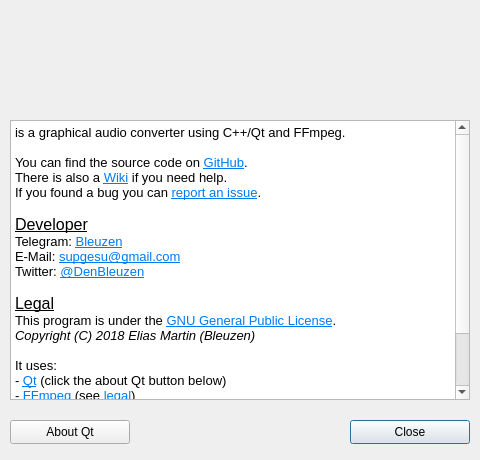
Qt form src/aboutdialog.ui (Bleuzen/FFaudioConverter) before a commit.
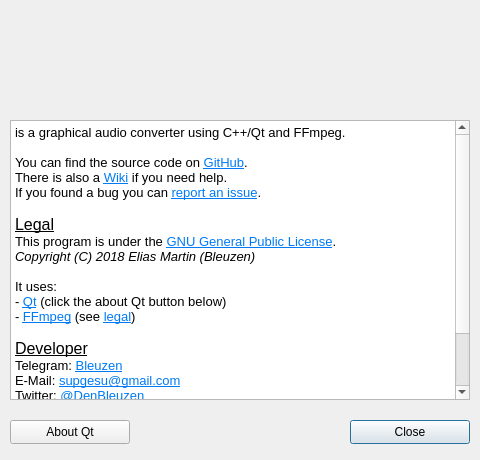
The same form after that commit.

Patch:
```diff
--- a/src/aboutdialog.ui
+++ b/src/aboutdialog.ui
@@ -125,11 +125,6 @@
 &lt;p style=&quot; margin-top:0px; margin-bottom:0px; margin-left:0px; margin-right:0px; -qt-block-indent:0; text-indent:0px;&quot;&gt;There is also a &lt;a href=&quot;https://github.com/Bleuzen/FFaudioConverter/wiki&quot;&gt;&lt;span style=&quot; text-decoration: underline; color:#007af4;&quot;&gt;Wiki&lt;/span&gt;&lt;/a&gt; if you need help.&lt;/p&gt;
 &lt;p style=&quot; margin-top:0px; margin-bottom:0px; margin-left:0px; margin-right:0px; -qt-block-indent:0; text-indent:0px;&quot;&gt;If you found a bug you can &lt;a href=&quot;https://github.com/Bleuzen/FFaudioConverter/issues&quot;&gt;&lt;span style=&quot; text-decoration: underline; color:#007af4;&quot;&gt;report an issue&lt;/span&gt;&lt;/a&gt;.&lt;/p&gt;
 &lt;p style=&quot;-qt-paragraph-type:empty; margin-top:0px; margin-bottom:0px; margin-left:0px; margin-right:0px; -qt-block-indent:0; text-indent:0px;&quot;&gt;&lt;br /&gt;&lt;/p&gt;
-&lt;p style=&quot; margin-top:0px; margin-bottom:0px; margin-left:0px; margin-right:0px; -qt-block-indent:0; text-indent:0px;&quot;&gt;&lt;span style=&quot; font-size:12pt; text-decoration: underline;&quot;&gt;Developer&lt;/span&gt;&lt;/p&gt;
-&lt;p style=&quot; margin-top:0px; margin-bottom:0px; margin-left:0px; margin-right:0px; -qt-block-indent:0; text-indent:0px;&quot;&gt;Telegram: &lt;a href=&quot;https://t.me/Bleuzen&quot;&gt;&lt;span style=&quot; text-decoration: underline; color:#007af4;&quot;&gt;Bleuzen&lt;/span&gt;&lt;/a&gt;&lt;/p&gt;
-&lt;p style=&quot; margin-top:0px; margin-bottom:0px; margin-left:0px; margin-right:0px; -qt-block-indent:0; text-indent:0px;&quot;&gt;E-Mail: &lt;a href=&quot;mailto:supgesu@gmail.com&quot;&gt;&lt;span style=&quot; text-decoration: underline; color:#007af4;&quot;&gt;supgesu@gmail.com&lt;/span&gt;&lt;/a&gt;&lt;/p&gt;
-&lt;p style=&quot; margin-top:0px; margin-bottom:0px; margin-left:0px; margin-right:0px; -qt-block-indent:0; text-indent:0px;&quot;&gt;Twitter: &lt;a href=&quot;https://twitter.com/denbleuzen&quot;&gt;&lt;span style=&quot; text-decoration: underline; color:#007af4;&quot;&gt;@DenBleuzen&lt;/span&gt;&lt;/a&gt;&lt;/p&gt;
-&lt;p style=&quot;-qt-paragraph-type:empty; margin-top:0px; margin-bottom:0px; margin-left:0px; margin-right:0px; -qt-block-indent:0; text-indent:0px;&quot;&gt;&lt;br /&gt;&lt;/p&gt;
 &lt;p style=&quot; margin-top:0px; margin-bottom:0px; margin-left:0px; margin-right:0px; -qt-block-indent:0; text-indent:0px;&quot;&gt;&lt;span style=&quot; font-size:12pt; text-decoration: underline;&quot;&gt;Legal&lt;/span&gt;&lt;/p&gt;
 &lt;p style=&quot; margin-top:0px; margin-bottom:0px; margin-left:0px; margin-right:0px; -qt-block-indent:0; text-indent:0px;&quot;&gt;This program is under the &lt;a href=&quot;https://www.gnu.org/licenses/gpl-3.0.txt&quot;&gt;&lt;span style=&quot; text-decoration: underline; color:#007af4;&quot;&gt;GNU General Public License&lt;/span&gt;&lt;/a&gt;.&lt;/p&gt;
 &lt;p style=&quot; margin-top:0px; margin-bottom:0px; margin-left:0px; margin-right:0px; -qt-block-indent:0; text-indent:0px;&quot;&gt;&lt;span style=&quot; font-style:italic;&quot;&gt;Copyright (C) 2018 Elias Martin (Bleuzen)&lt;/span&gt;&lt;/p&gt;
@@ -138,6 +133,11 @@
 &lt;p style=&quot; margin-top:0px; margin-bottom:0px; margin-left:0px; margin-right:0px; -qt-block-indent:0; text-indent:0px;&quot;&gt;- &lt;a href=&quot;https://www.qt.io/&quot;&gt;&lt;span style=&quot; text-decoration: underline; color:#007af4;&quot;&gt;Qt&lt;/span&gt;&lt;/a&gt; (click the about Qt button below)&lt;/p&gt;
 &lt;p style=&quot; margin-top:0px; margin-bottom:0px; margin-left:0px; margin-right:0px; -qt-block-indent:0; text-indent:0px;&quot;&gt;- &lt;a href=&quot;https://www.ffmpeg.org/&quot;&gt;&lt;span style=&quot; text-decoration: underline; color:#007af4;&quot;&gt;FFmpeg&lt;/span&gt;&lt;/a&gt; (see &lt;a href=&quot;https://www.ffmpeg.org/legal.html&quot;&gt;&lt;span style=&quot; text-decoration: underline; color:#007af4;&quot;&gt;legal&lt;/span&gt;&lt;/a&gt;)&lt;/p&gt;
 &lt;p style=&quot;-qt-paragraph-type:empty; margin-top:0px; margin-bottom:0px; margin-left:0px; margin-right:0px; -qt-block-indent:0; text-indent:0px;&quot;&gt;&lt;br /&gt;&lt;/p&gt;
+&lt;p style=&quot; margin-top:0px; margin-bottom:0px; margin-left:0px; margin-right:0px; -qt-block-indent:0; text-indent:0px;&quot;&gt;&lt;span style=&quot; font-size:12pt; text-decoration: underline;&quot;&gt;Developer&lt;/span&gt;&lt;/p&gt;
+&lt;p style=&quot; margin-top:0px; margin-bottom:0px; margin-left:0px; margin-right:0px; -qt-block-indent:0; text-indent:0px;&quot;&gt;Telegram: &lt;a href=&quot;https://t.me/Bleuzen&quot;&gt;&lt;span style=&quot; text-decoration: underline; color:#007af4;&quot;&gt;Bleuzen&lt;/span&gt;&lt;/a&gt;&lt;/p&gt;
+&lt;p style=&quot; margin-top:0px; margin-bottom:0px; margin-left:0px; margin-right:0px; -qt-block-indent:0; text-indent:0px;&quot;&gt;E-Mail: &lt;a href=&quot;mailto:supgesu@gmail.com&quot;&gt;&lt;span style=&quot; text-decoration: underline; color:#007af4;&quot;&gt;supgesu@gmail.com&lt;/span&gt;&lt;/a&gt;&lt;/p&gt;
+&lt;p style=&quot; margin-top:0px; margin-bottom:0px; margin-left:0px; margin-right:0px; -qt-block-indent:0; text-indent:0px;&quot;&gt;Twitter: &lt;a href=&quot;https://twitter.com/denbleuzen&quot;&gt;&lt;span style=&quot; text-decoration: underline; color:#007af4;&quot;&gt;@DenBleuzen&lt;/span&gt;&lt;/a&gt;&lt;/p&gt;
+&lt;p style=&quot;-qt-paragraph-type:empty; margin-top:0px; margin-bottom:0px; margin-left:0px; margin-right:0px; -qt-block-indent:0; text-indent:0px;&quot;&gt;&lt;br /&gt;&lt;/p&gt;
 &lt;p style=&quot; margin-top:0px; margin-bottom:0px; margin-left:0px; margin-right:0px; -qt-block-indent:0; text-indent:0px;&quot;&gt;&lt;span style=&quot; font-size:12pt; text-decoration: underline;&quot;&gt;Contributors&lt;/span&gt;&lt;/p&gt;
 &lt;p style=&quot; margin-top:0px; margin-bottom:0px; margin-left:0px; margin-right:0px; -qt-block-indent:0; text-indent:0px;&quot;&gt;If you help me (by coding or translating this program in your language) your name will be added here.&lt;/p&gt;&lt;/body&gt;&lt;/html&gt;</string>
    </property>
```
